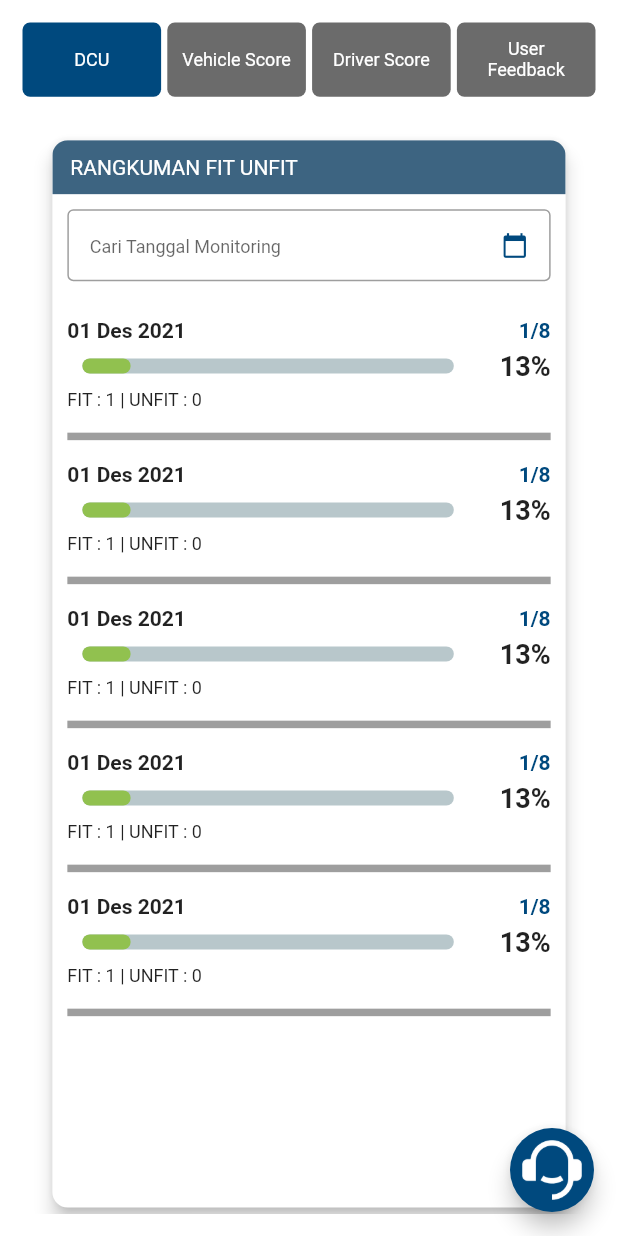
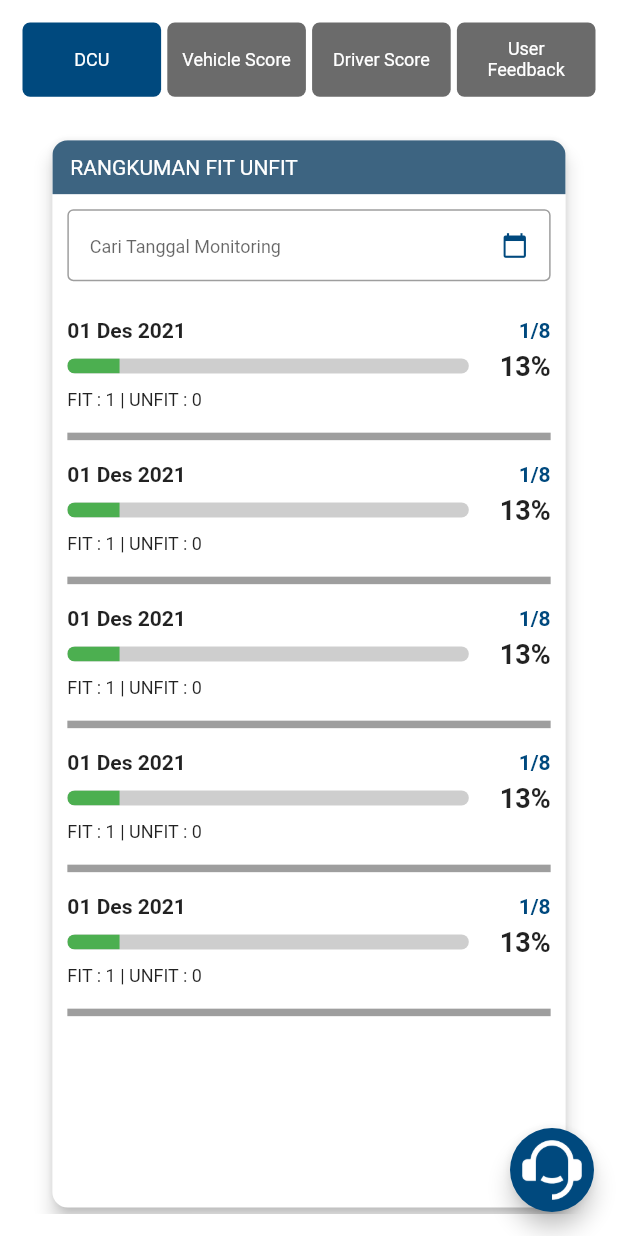
Before and after one commit to uzixCode/par-mobile, a Flutter app: the MonitoringSUOPage screen opened directly, on a phone screen of 412 x 824 dp. Run offline on Flutter 3.47's test engine with Material 2 defaults, Android fonts, the phone set to English and light mode, and no system bars; drawn by our look-alikes of percent_indicator; our stand-ins replace dio, flutter_rating_bar, fluttertoast, get.

Commit message:
change percent indikator monitoring dcu

```diff
--- a/lib/views/suo/monitoring/components/summary_fit_dcu_section.dart
+++ b/lib/views/suo/monitoring/components/summary_fit_dcu_section.dart
@@ -5,7 +5,8 @@ import 'package:par_mobile/constants/all_color.dart';
 import 'package:par_mobile/controllers/suo/monitoring/monitoring_suo_page_controller.dart';
 import 'package:par_mobile/views/suo/monitoring_dcu_detail/monitoring_dcu_detail_page.dart';
 import 'package:par_mobile/widgets/basecard.dart';
-import 'package:percent_indicator/linear_percent_indicator.dart';
+
+import '../../../../widgets/costumstatbar.dart';
 
 class SummaryFitDCUSection extends StatelessWidget {
   const SummaryFitDCUSection({
@@ -92,16 +93,11 @@ class SummaryFitDCUSection extends StatelessWidget {
                                                 MainAxisAlignment.spaceBetween,
                                             children: [
                                               Expanded(
-                                                child: LinearPercentIndicator(
-                                                  lineHeight: 10.0,
-                                                  linearStrokeCap:
-                                                      LinearStrokeCap.roundAll,
-                                                  percent: 0.13,
-                                                  barRadius:
-                                                      Radius.circular(15),
-                                                  animationDuration: 2000,
-                                                  animation: true,
-                                                  progressColor: allColor.green,
+                                                child: CostumStatBar(
+                                                  height: 10,
+                                                  persentage: 13,
+                                                  width: double.infinity,
+                                                  barColor: Colors.grey.withOpacity(0.5),
                                                 ),
                                               ),
                                               SizedBox(
--- a/pubspec.yaml
+++ b/pubspec.yaml
@@ -32,7 +32,6 @@ dependencies:
   flutter:
     sdk: flutter
   fluttertoast: ^8.0.8
-  percent_indicator: ^4.0.0
   flutter_rating_bar: ^4.0.0
   get: null
   intl: null
```
Also changed, not shown: pubspec.lock.
